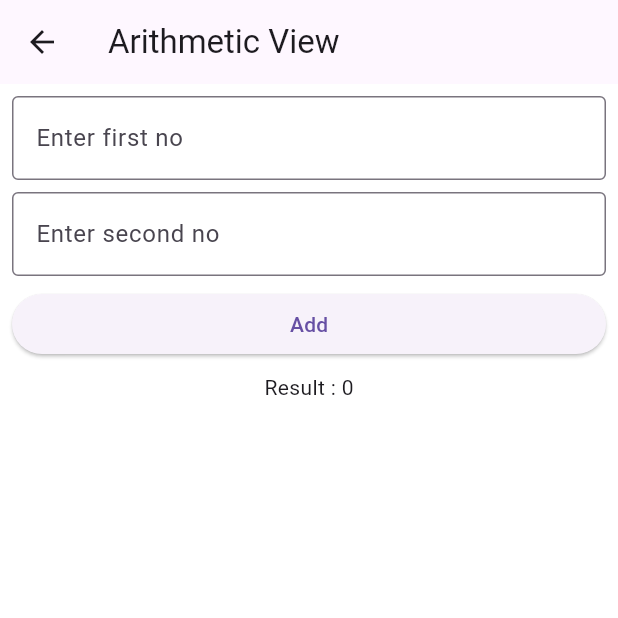
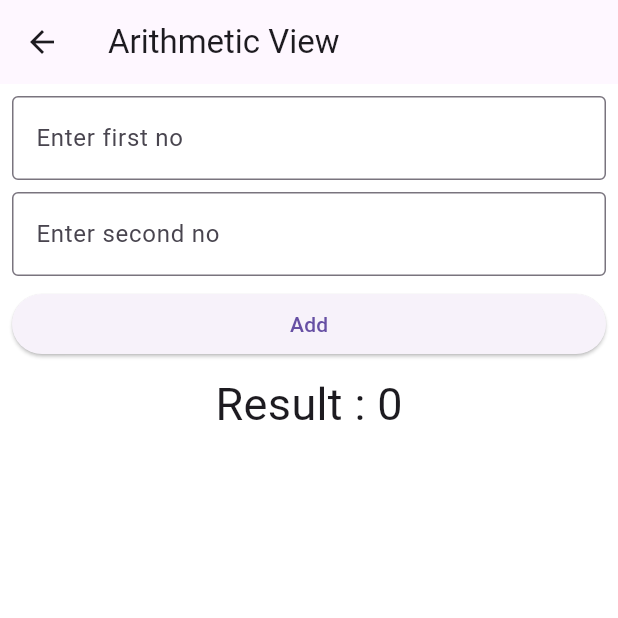
Before and after one commit to SanjeevSinjali/mysecond_app, a Flutter app: the ArithemticView screen opened directly, after a tap on "Add", on a phone screen of 412 x 824 dp, the top half of it. Run offline on Flutter 3.47's test engine with Material 3 defaults, Android fonts, the phone set to English and light mode, and no system bars.

Commit message:
arithmetic_view

```diff
--- a/lib/views/arithmetic_view.dart
+++ b/lib/views/arithmetic_view.dart
@@ -4,8 +4,17 @@ import 'package:flutter/material.dart';
 
 // Singlechild: child
 // multichlid:  children:[]
-class ArithemticView extends StatelessWidget {
+class ArithemticView extends StatefulWidget {
   const ArithemticView({super.key});
+
+  @override
+  State<ArithemticView> createState() => _ArithemticViewState();
+}
+
+class _ArithemticViewState extends State<ArithemticView> {
+  int first = 0;
+  int second = 0;
+  int result = 0;
 
   @override
   Widget build(BuildContext context) {
@@ -17,6 +26,9 @@ class ArithemticView extends StatelessWidget {
         child: Column(
           children: [
             TextField(
+              onChanged: (value) {
+                first = int.parse(value);
+              },
               decoration: InputDecoration(
                 labelText: "Enter first no",
                 border: OutlineInputBorder(),
@@ -24,6 +36,9 @@ class ArithemticView extends StatelessWidget {
             ),
             SizedBox(height: 8),
             TextField(
+              onChanged: (value) {
+                second = int.parse(value);
+              },
               decoration: InputDecoration(
                 labelText: "Enter second no",
                 border: OutlineInputBorder(),
@@ -32,11 +47,17 @@ class ArithemticView extends StatelessWidget {
             SizedBox(height: 8),
             SizedBox(
               width: double.infinity,
-              child: ElevatedButton(onPressed: () {}, child: Text("Add")),
+              child: ElevatedButton(
+                onPressed: () {
+                  //Simple state management OR Page lai refresh gara
+                  setState(() {
+                    result = first + second;
+                  });
+                }, child: Text("Add")),
             ),
             SizedBox(height: 8),
 
-            Text("Result : 0"),
+            Text("Result : $result", style: TextStyle(fontSize: 30)),
           ],
         ),
       ),
```
Also changed, not shown: lib/models/arithmetic_model.dart (added).
